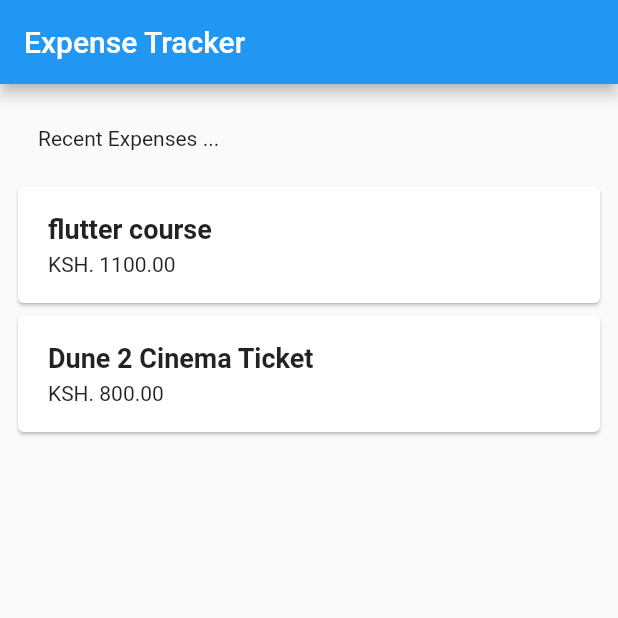
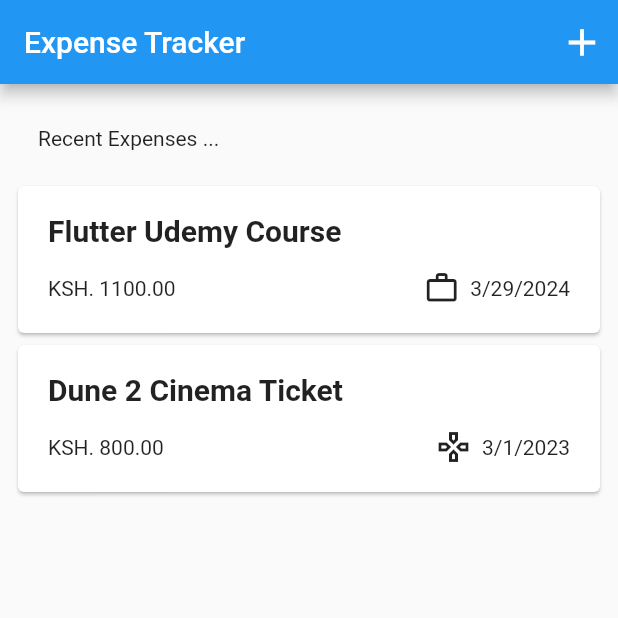
Before and after one commit to notrayo/expense-tracker-app2, a Flutter app: the screen it shows after launch, on a phone screen of 412 x 824 dp, the top half of it. Run offline on Flutter 3.47's test engine with Material 2 defaults, Android fonts, the phone set to English and light mode, and no system bars.

Commit message:
improved look of the cards and added an IconButton on appBar

```diff
--- a/lib/models/expense.dart
+++ b/lib/models/expense.dart
@@ -1,8 +1,19 @@
 import 'package:uuid/uuid.dart';
+import 'package:flutter/material.dart';
+import 'package:intl/intl.dart';
 
 const uuid = Uuid();
 
+final dateFormatter = DateFormat.yMd();
+
 enum Category { food, travel, leisure, work }
+
+const categoryIcons = {
+  Category.food: Icons.fork_left_outlined,
+  Category.travel: Icons.flight_takeoff_outlined,
+  Category.leisure: Icons.gamepad_outlined,
+  Category.work: Icons.work_outline
+};
 
 class Expense {
   final String id;
@@ -19,4 +30,8 @@
       required this.date,
       required this.category})
       : id = uuid.v4();
+
+  String get formattedDate {
+    return dateFormatter.format(date);
+  }
 }
--- a/lib/screens/home.dart
+++ b/lib/screens/home.dart
@@ -14,7 +14,7 @@
 
   final List<Expense> _dummyExpenses = [
     Expense(
-        title: 'flutter course',
+        title: 'Flutter Udemy Course',
         amount: 1100.00,
         date: DateTime.now(),
         category: Category.work),
@@ -30,6 +30,14 @@
     return Scaffold(
       appBar: AppBar(
         title: const Text('Expense Tracker'),
+        actions: [
+          IconButton(
+              onPressed: () {},
+              icon: const Icon(
+                Icons.add,
+                size: 30,
+              ))
+        ],
       ),
       body: Padding(
         padding: const EdgeInsets.all(8.0),
--- a/lib/widgets/expense_item.dart
+++ b/lib/widgets/expense_item.dart
@@ -16,14 +16,26 @@
           children: [
             Text(
               expense.title,
-              style: const TextStyle(fontSize: 18, fontWeight: FontWeight.w700),
+              style: const TextStyle(fontSize: 20, fontWeight: FontWeight.w700),
             ),
             const SizedBox(
-              height: 5,
+              height: 15,
             ),
             Row(
-              children: [Text('KSH. ${expense.amount.toStringAsFixed(2)}')],
-            )
+              children: [
+                Text('KSH. ${expense.amount.toStringAsFixed(2)}'),
+                const Spacer(),
+                Row(
+                  children: [
+                    Icon(categoryIcons[expense.category]),
+                    const SizedBox(
+                      width: 7,
+                    ),
+                    Text(expense.formattedDate)
+                  ],
+                ),
+              ],
+            ),
           ],
         ),
       ),
--- a/pubspec.yaml
+++ b/pubspec.yaml
@@ -37,6 +37,7 @@
   # Use with the CupertinoIcons class for iOS style icons.
   cupertino_icons: ^1.0.2
   uuid: ^4.1.0
+  intl: ^0.18.1
 
 dev_dependencies:
   flutter_test:
```
Also changed, not shown: pubspec.lock.
